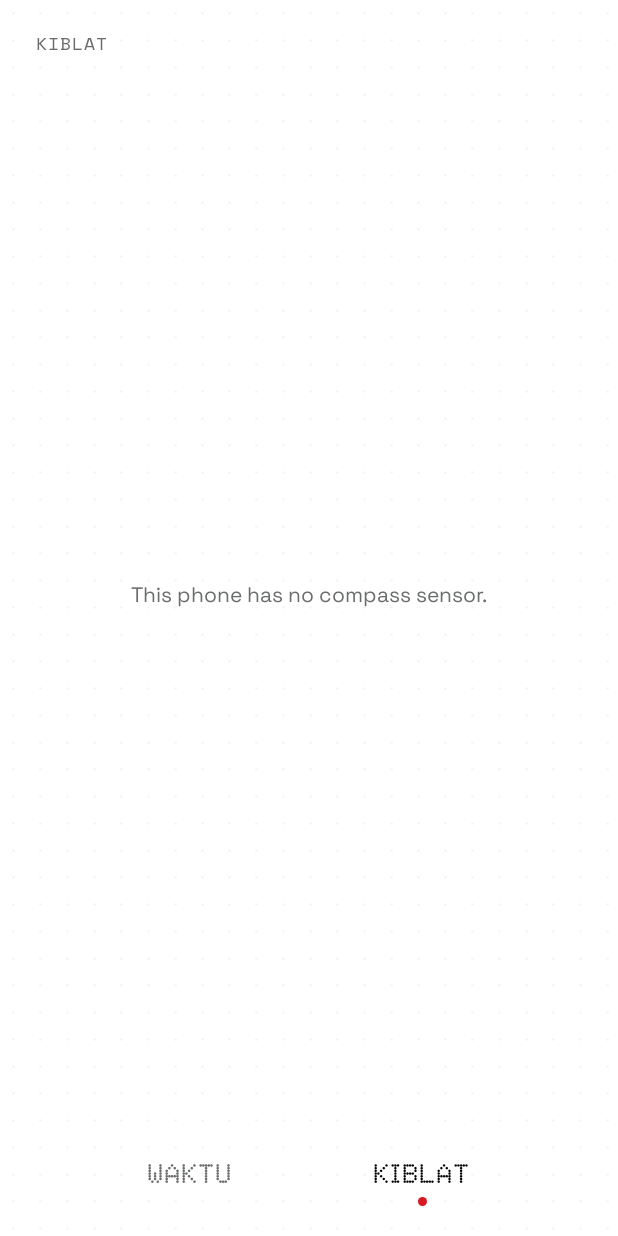
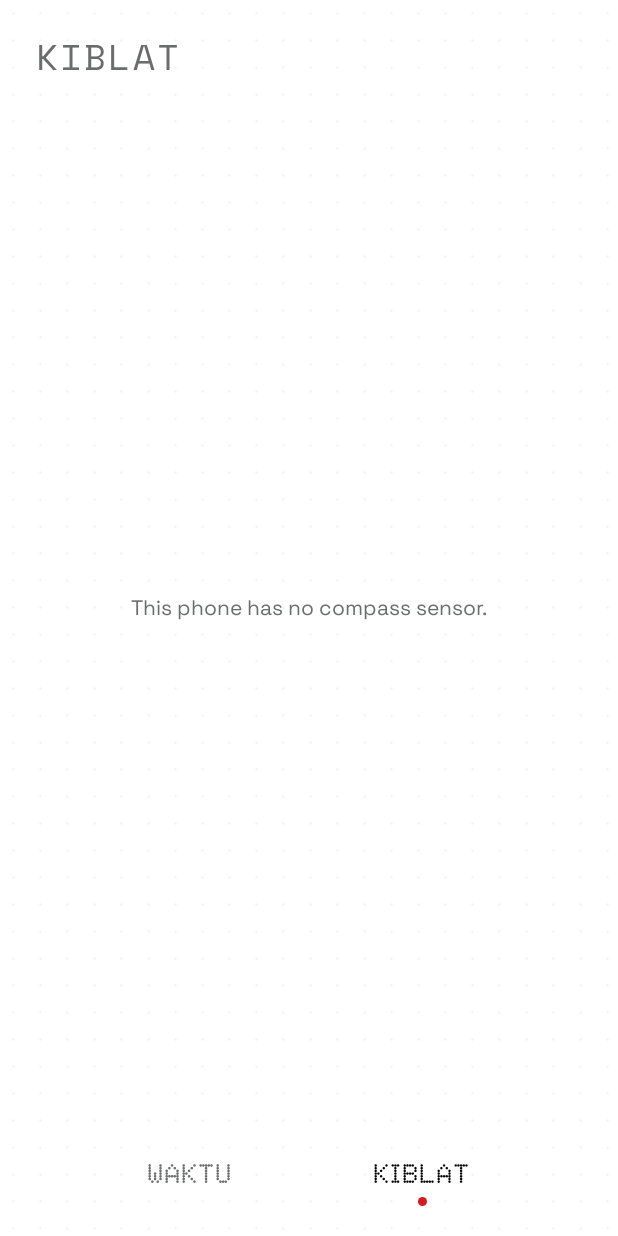
Before and after one commit to syafiq-dev/mari-solat, an Android app built with Jetpack Compose: the screen it shows after launch (MainActivity), after a tap on "KIBLAT", on a phone screen of 412 x 824 dp. Run offline under Robolectric (Android 15) with nearby library versions, the phone set to English and light mode, and no system bars; pictures from the network do not load.

Commit message:
Swipe between Waktu and Kiblat, larger Kiblat title and compass letters, larger widget zone label

```diff
--- a/app/src/main/java/dev/syafiq/solat/MainActivity.kt
+++ b/app/src/main/java/dev/syafiq/solat/MainActivity.kt
@@ -22,6 +22,9 @@ import androidx.activity.enableEdgeToEdge
 import androidx.activity.result.contract.ActivityResultContracts
 import androidx.activity.viewModels
 import androidx.compose.foundation.clickable
+import androidx.compose.foundation.pager.HorizontalPager
+import androidx.compose.foundation.pager.rememberPagerState
+import kotlinx.coroutines.launch
 import androidx.compose.foundation.layout.Arrangement
 import androidx.compose.foundation.layout.Box
 import androidx.compose.foundation.layout.Column
@@ -38,7 +41,7 @@ import androidx.compose.foundation.background
 import androidx.compose.runtime.Composable
 import androidx.compose.runtime.LaunchedEffect
 import androidx.compose.runtime.getValue
-import androidx.compose.runtime.mutableIntStateOf
+import androidx.compose.runtime.rememberCoroutineScope
 import androidx.compose.runtime.mutableStateOf
 import androidx.compose.runtime.saveable.rememberSaveable
 import androidx.compose.runtime.setValue
@@ -76,7 +79,8 @@ private fun Context.locationOn() = LocationManagerCompat.isLocationEnabled(getSy
 
 @Composable
 private fun App(vm: MainViewModel) {
-    var tab by rememberSaveable { mutableIntStateOf(0) }
+    val pager = rememberPagerState { 2 }
+    val scope = rememberCoroutineScope()
     var picking by rememberSaveable { mutableStateOf(false) }
 
     val activity = LocalContext.current as ComponentActivity
@@ -124,13 +128,14 @@ private fun App(vm: MainViewModel) {
             )
         } else {
             Column(Modifier.fillMaxSize()) {
-                Box(Modifier.weight(1f)) {
-                    when (tab) {
+                // swipe left/right between WAKTU and KIBLAT; the tab bar still works too
+                HorizontalPager(pager, Modifier.weight(1f)) { page ->
+                    when (page) {
                         0 -> PrayerScreen(vm, onChangeZone = { picking = true }, onNeedLocation = askLocation)
                         else -> QiblaScreen(vm, onNeedLocation = askLocation)
                     }
                 }
-                TabBar(tab) { tab = it }
+                TabBar(pager.currentPage) { scope.launch { pager.animateScrollToPage(it) } }
             }
         }
     }
--- a/app/src/main/java/dev/syafiq/solat/PrayerWidget.kt
+++ b/app/src/main/java/dev/syafiq/solat/PrayerWidget.kt
@@ -159,7 +159,7 @@ class PrayerWidget : AppWidgetProvider() {
                 c.drawText(str, x, base, text.apply { color = col })
                 x += text.measureText(str)
             }
-            text.textSize = W * 0.04f
+            text.textSize = W * 0.06f
             text.getTextBounds(zoneText, 0, zoneText.length, bounds)
             c.drawText(zoneText, tl - bounds.left, W * 0.095f, text.apply { color = GREY })
 
--- a/app/src/main/java/dev/syafiq/solat/ui/QiblaScreen.kt
+++ b/app/src/main/java/dev/syafiq/solat/ui/QiblaScreen.kt
@@ -62,7 +62,7 @@ fun QiblaScreen(vm: MainViewModel, onNeedLocation: () -> Unit) {
         horizontalAlignment = Alignment.CenterHorizontally,
     ) {
         Spacer(Modifier.height(20.dp))
-        Label("Kiblat", caps = true, size = 12.sp, color = colors.dim, modifier = Modifier.fillMaxWidth())
+        Label("Kiblat", caps = true, size = 24.sp, color = colors.dim, modifier = Modifier.fillMaxWidth())
 
         if (!compass.available) {
             Spacer(Modifier.weight(1f))
@@ -147,8 +147,8 @@ private fun Dial(heading: Float, bearing: Float, aligned: Boolean) {
             }
             listOf("N" to 0f, "E" to 90f, "S" to 180f, "W" to 270f).forEach { (label, deg) ->
                 val a = Math.toRadians(deg - 90.0)
-                val rr = r - 32.dp.toPx()
-                val layout = measurer.measure(label, TextStyle(fontFamily = DotFont, fontWeight = FontWeight.Bold, fontSize = 18.sp, color = if (label == "N") c.fg else c.dim))
+                val rr = r - 44.dp.toPx() // inset so the letters clear the tick ring
+                val layout = measurer.measure(label, TextStyle(fontFamily = DotFont, fontWeight = FontWeight.Bold, fontSize = 36.sp, color = if (label == "N") c.fg else c.dim))
                 val p = Offset(center.x + rr * cos(a).toFloat(), center.y + rr * sin(a).toFloat())
                 rotate(-rot, p) { // keep letters upright
                     drawText(layout, topLeft = Offset(p.x - layout.size.width / 2f, p.y - layout.size.height / 2f))
```
